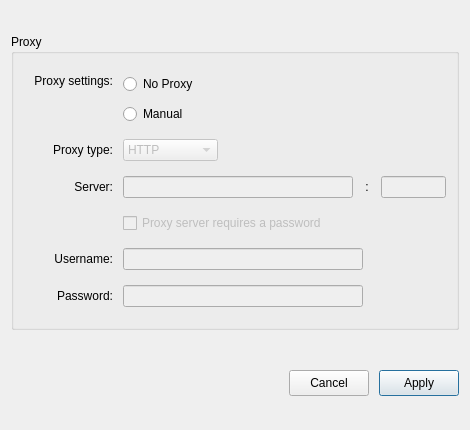
Before: the Qt Designer form src/MEGASync/gui/ui/ProxySettings.ui in meganz/MEGAsync, drawn with Qt 5.
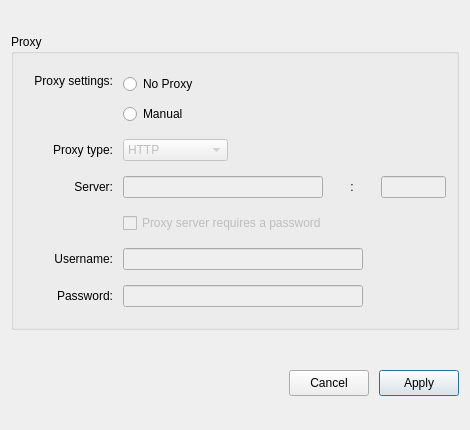
After: the same form once the commit is applied. Custom widgets are drawn as their Qt base class.

```diff
--- a/src/MEGASync/gui/ui/ProxySettings.ui
+++ b/src/MEGASync/gui/ui/ProxySettings.ui
@@ -146,13 +146,13 @@
         </property>
         <property name="minimumSize">
          <size>
-          <width>95</width>
+          <width>105</width>
           <height>0</height>
          </size>
         </property>
         <property name="maximumSize">
          <size>
-          <width>95</width>
+          <width>105</width>
           <height>16777215</height>
          </size>
         </property>
@@ -312,13 +312,13 @@
           </property>
           <property name="minimumSize">
            <size>
-            <width>230</width>
+            <width>200</width>
             <height>0</height>
            </size>
           </property>
           <property name="maximumSize">
            <size>
-            <width>230</width>
+            <width>200</width>
             <height>16777215</height>
            </size>
           </property>
```
